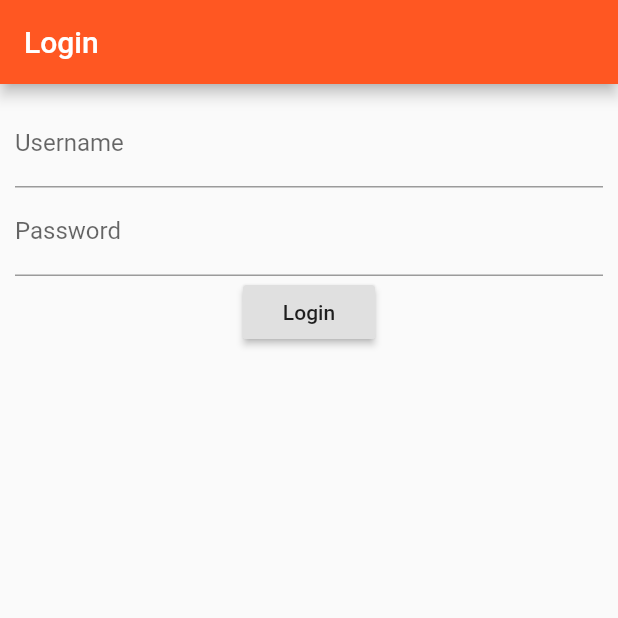
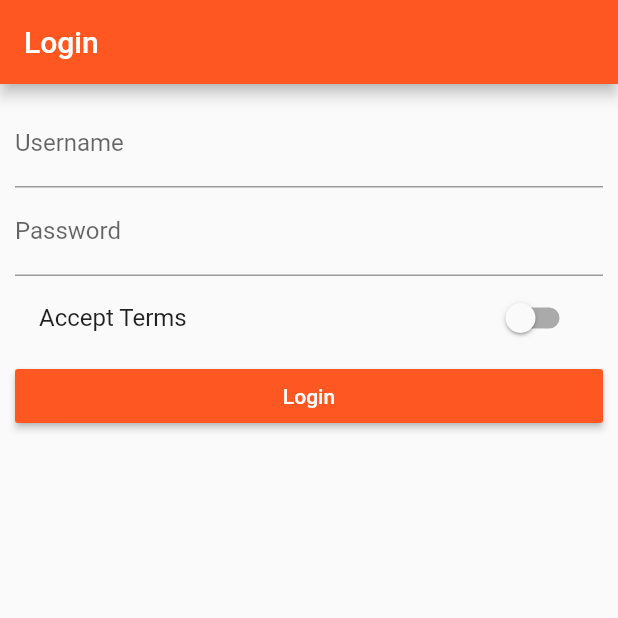
Before and after one commit to EYoung75/flutter-easyList, a Flutter app: the screen it shows after launch, on a phone screen of 412 x 824 dp, the top half of it. Run offline on Flutter 3.47's test engine with Material 2 defaults, Android fonts, the phone set to English and light mode, and no system bars.

Commit message:
added switch to auth page

```diff
--- a/lib/pages/auth.dart
+++ b/lib/pages/auth.dart
@@ -1,9 +1,6 @@
 import "package:flutter/material.dart";
 
 class AuthPage extends StatefulWidget {
-  String username = "";
-  String password = "";
-
   @override
   AuthPageState createState() {
     return AuthPageState();
@@ -11,6 +8,10 @@ class AuthPage extends StatefulWidget {
 }
 
 class AuthPageState extends State<AuthPage> {
+  String _username = "";
+  String _password = "";
+  bool _terms = false;
+
   @override
   Widget build(BuildContext context) {
     return Scaffold(
@@ -20,30 +21,42 @@ class AuthPageState extends State<AuthPage> {
       body: Center(
           child: Container(
         margin: EdgeInsets.all(10),
-        child: Column(
+        child: ListView(
           children: <Widget>[
             TextField(
-              onChanged: (value) {
+              onChanged: (String value) {
                 setState(() {
-                  widget.username = value;
+                 _username = value;
                 });
               },
               decoration: InputDecoration(labelText: "Username"),
             ),
             TextField(
-              onChanged: (value) {
+              onChanged: (String value) {
                 setState(() {
-                  widget.password = value;
+                  _password = value;
                 });
               },
               obscureText: true,
+              keyboardType: TextInputType.emailAddress,
               decoration: InputDecoration(labelText: "Password"),
             ),
+            SwitchListTile(
+              value: _terms,
+              onChanged: (bool value) {
+                setState(() {
+                  _terms = value;
+                });
+              },
+              title: Text("Accept Terms"),
+            ),
             RaisedButton(
+              color: Theme.of(context).primaryColor,
               onPressed: () {
                 Navigator.pushReplacementNamed(context, "/products");
               },
               child: Text("Login"),
+              textColor: Colors.white,
             ),
           ],
         ),
```
Also changed, not shown: lib/pages/createProduct.dart (+10 -10 lines).
